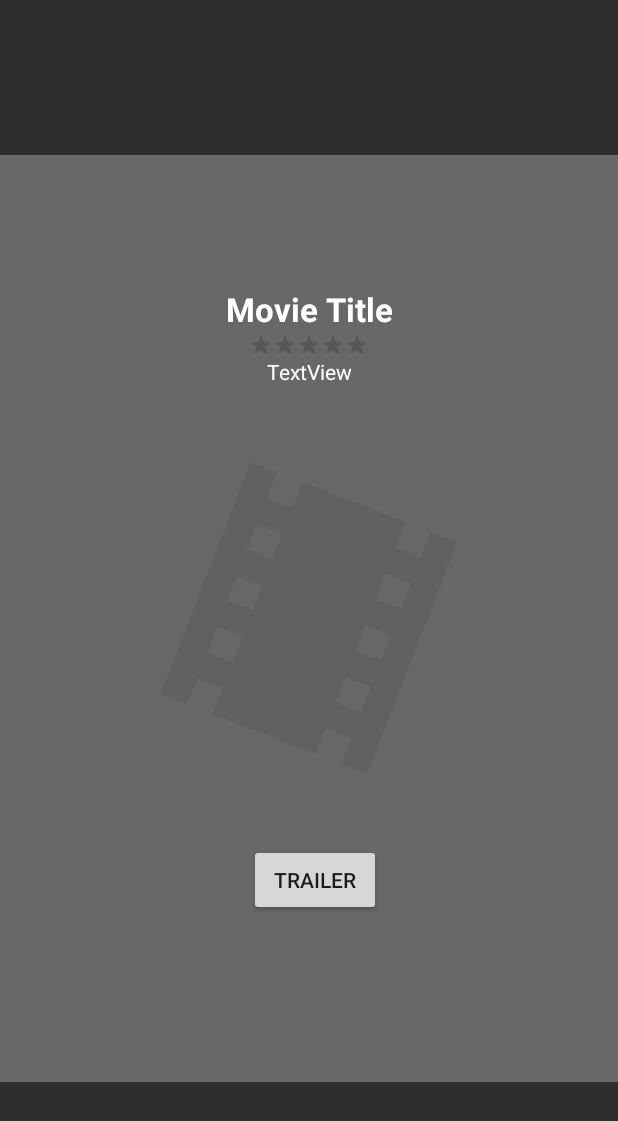
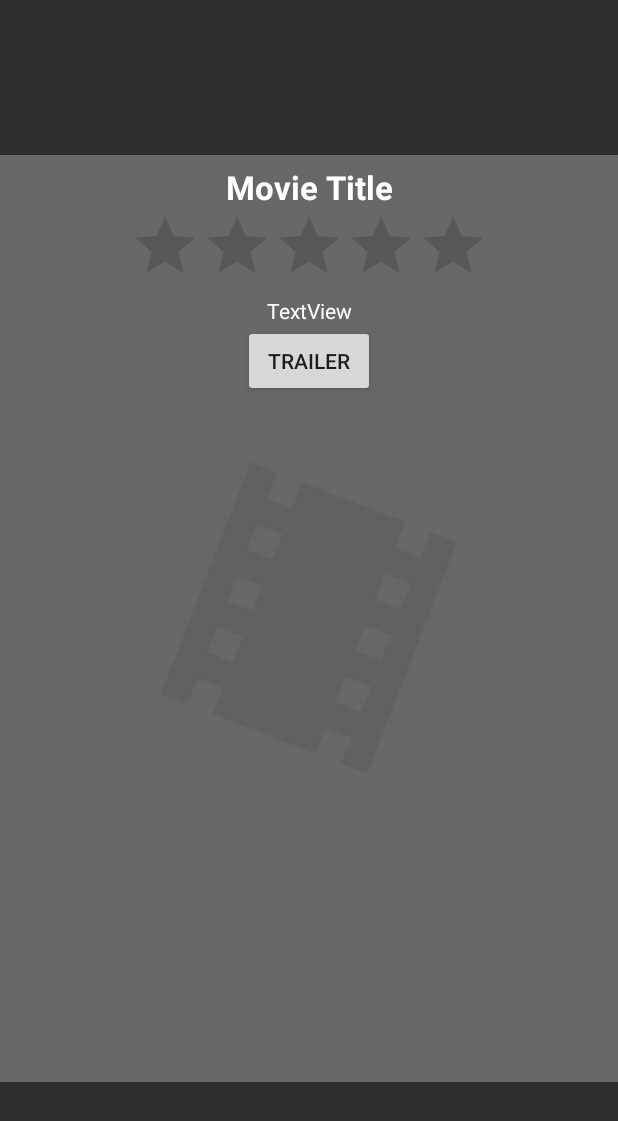
Before and after one commit to alveerak/Flicks, an Android app: the MovieDetailsActivity screen opened directly, with no data from a screen before it, on a phone screen of 412 x 824 dp. Shown: the top 1121 px of the screen. Run offline under Robolectric (Android 15) with nearby library versions, the phone set to English and light mode, and no system bars; our stand-ins replace ButterKnife; libraries missing offline, so code that uses them is left out: jp.wasabeef.glide, org.parceler; pictures from the network do not load; 8 statements that could not run were skipped.

Commit message:
Increased rating bar size and fixed alignment

```diff
--- a/app/src/main/res/layout/activity_movie_details.xml
+++ b/app/src/main/res/layout/activity_movie_details.xml
@@ -17,12 +17,10 @@
 
     <RatingBar
         android:id="@+id/rbVoteAverage"
-        style="@style/Widget.AppCompat.RatingBar.Small"
         android:layout_width="wrap_content"
         android:layout_height="wrap_content"
-        android:layout_alignParentTop="true"
+        android:layout_below="@+id/tvTitle"
         android:layout_centerHorizontal="true"
-        android:layout_marginTop="222dp"
         android:numStars="5"
         android:stepSize="0.5" />
 
@@ -45,9 +43,8 @@
         android:id="@+id/trailer_button"
         android:layout_width="wrap_content"
         android:layout_height="wrap_content"
-        android:layout_alignParentBottom="true"
-        android:layout_alignStart="@+id/rbVoteAverage"
-        android:layout_marginBottom="213dp"
+        android:layout_below="@+id/tvOverview"
+        android:layout_centerHorizontal="true"
         android:onClick="onAddItem"
         android:text="Trailer" />
 
@@ -57,7 +54,7 @@
         android:layout_height="30dp"
         android:layout_alignParentStart="true"
         android:layout_alignParentTop="true"
-        android:layout_marginTop="191dp"
+        android:layout_marginTop="110dp"
         android:paddingLeft="10dp"
         android:paddingRight="10dp"
         android:text="Movie Title"
```
